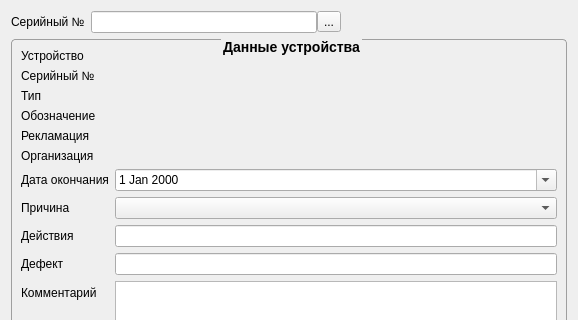
Before: the Qt Designer form Remont/endremontwindow.ui in AlexeyScherbakov2021/Remont2, drawn with Qt 5; both pictures show x 0 to 578 and y 0 to 320 of the 578 by 564 pixel window.
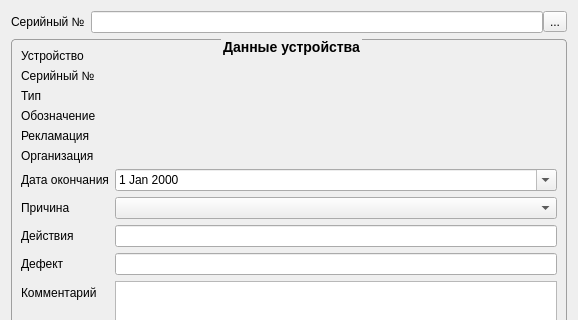
After: the same form once the commit is applied. Icons and pictures are not drawn.

```diff
--- a/Remont/endremontwindow.ui
+++ b/Remont/endremontwindow.ui
@@ -79,22 +79,6 @@
          </property>
         </widget>
        </item>
-       <item>
-        <spacer name="horizontalSpacer">
-         <property name="orientation">
-          <enum>Qt::Orientation::Horizontal</enum>
-         </property>
-         <property name="sizeType">
-          <enum>QSizePolicy::Policy::Expanding</enum>
-         </property>
-         <property name="sizeHint" stdset="0">
-          <size>
-           <width>40</width>
-           <height>20</height>
-          </size>
-         </property>
-        </spacer>
-       </item>
       </layout>
      </item>
     </layout>
```
